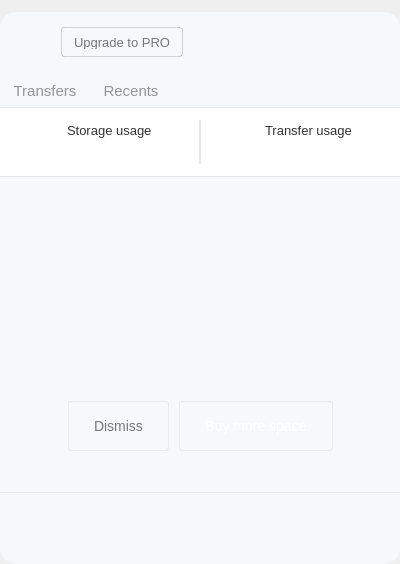
Before: the Qt Designer form src/MEGASync/gui/linux/InfoDialog.ui in meganz/MEGAsync, drawn with Qt 5.
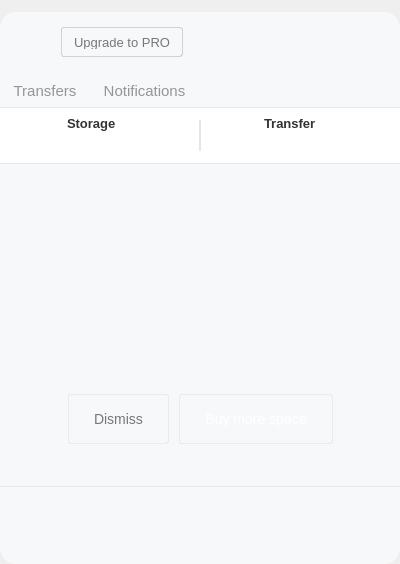
After: the same form once the commit is applied. The open tabs and pages were chosen to show the change. Icons and pictures are not drawn. Custom widgets are drawn as their Qt base class.

Commit message: update ui with latests changes for macos after merge

What changed in the file:
```diff
--- a/src/MEGASync/gui/linux/InfoDialog.ui
+++ b/src/MEGASync/gui/linux/InfoDialog.ui
@@ -26,279 +26,33 @@
    <string/>
   </property>
   <property name="styleSheet">
-   <string notr="true">#tTransfers, #tRecents
+   <string notr="true">#tTransfers, #tNotifications
 {
   font-family: &quot;Lato&quot;;
   font-size: 15px;
-  color: rgba(0, 0, 0, 40%);;
+  color: rgba(0, 0, 0, 40%);
   padding: 0px 8px 0px 8px;
   border: none;
 }
 
-#bAvatar, #bState, #bDotUsedQuota, #bDotUsedStorage, #bMEGAheader, #bClockDown, #bClockUp, #bOQIcon
+#bAvatar, #bState, #bMEGAheader, #bClockDown, #bClockUp, #bOQIcon, #bBusinessQuota, #bBusinessStorage
 {
 	border: none;
 }
 
-#lSyncUpdated
-{
-font-family: &quot;Source Sans Pro&quot;;
-font-size: 16px;
-color: rgba(51, 51, 51, 70%);
-}
-
-#sActiveTransfers
-{
-background-color: transparent;
-}
-
-#lQueued
-{
-color: rgb(102, 102, 102);
-}
-
-#lDownloads, #lUploads
-{
-    font-family: &quot;Source Sans Pro&quot;;
-    font-size: 13px;
-    color: #777777;
-    border: none;
-}
-
-#bUploads
-{
-color: rgb(102, 102, 102);
-}
-
-#bDownloads
-{
-color: rgb(102, 102, 102);
-}
-
-#lTotalUsed
-{
-font-size: 12px;
-}
-
-#lPercentageUsed
-{
-font-size: 12px;
-}
-
-#bOfficialWeb
-{
-font-size: 12px;
-}
-
-#lRemainingTimeD, #lRemainingTimeU
-{
-font-family: &quot;Source Sans Pro&quot;;
-font-size: 16px;
-color: #333333;
-}
-
-#lPercentageUsed
-{
-padding-right: 0px;
-}
-
 #wSeparator, #wSeparatorStats
 {
 background-color:  rgb(231, 231, 231);
 }
 
-QProgressBar#pUsageStorage, QProgressBar#pUsageQuota
-{
-background-color: #E6E6E6;
-border-radius: 2px;
-}
-
-QProgressBar#pUsageStorage[overquota=true], QProgressBar#pUsageQuota[overquota=true]
-{
-background-color: #EB4444;
-border-radius: 2px;
-}
-                                                            
-QProgressBar#pUsageStorage::chunk
-{
-background-color: #2BA6DE;
-border-top-left-radius: 2px;
-border-bottom-left-radius: 2px;
-}
-QProgressBar#pUsageQuota::chunk
-{
-background-color: #31B500;
-border-top-left-radius: 2px;
-border-bottom-left-radius: 2px;
-}
-
-QProgressBar#pUsageStorage::chunk[almostoq=true] {
-background-color: #FFA500;
-border-top-left-radius: 2px;
-border-bottom-left-radius: 2px;
-}
-
-QProgressBar#pUsageStorage::chunk[crossedge=true] {
-background-color: #EB4444;
-border-radius: 2px;
-}
-
-QProgressBar#pUsageQuota::chunk[crossedge=true]
-{
-background-color: #EB4444;
-border-radius: 2px;
-}
-
-QProgressBar#pUsageStorage::chunk[overquota=true] , QProgressBar#pUsageQuota::chunk[overquota=true]{
-background-color: #EB4444;
-border-radius: 2px;
-}
-
-#lHeader
-{
-	padding-top: 2px;
-}
-
-#lName
-{
-    font-family: &quot;Source Sans Pro&quot;;
-    font-size: 14px;
-    color: #666666;
-    border: none;
-}
-
-#bUpgrade[overquota=true]
-{
- background-color: qlineargradient(x1: 0, y1: 0, x2: 0, y2: 1,
-                                      stop: 0 #999999, stop: 1 #aaaaaa);
- border-radius: 3px;
- border: 1px solid rgba(0, 0, 0, 45%);
- padding: 7px 12px 7px 6px;
- font-family: &quot;Source Sans Pro&quot;;
- font-size: 13px;
- color: #ffffff;
-}
-#bUpgrade::hover[overquota=true]
-{
-  border: 1px solid rgba(0, 0, 0, 60%);
-  border-radius: 3px;
-  background-color: qlineargradient(x1: 0, y1: 0, x2: 0, y2: 1,
-                                      stop: 0 #999999, stop: 1 #aaaaaa);
-}
-
-#bUpgrade::pressed[overquota=true]
-{
-  border: 1px solid rgba(0, 0, 0, 60%);
-  border-radius: 3px;
-  background-color: rgba(0, 0, 0, 50%);
-}
-
-#bSyncFolder, #bUpgrade
-{
- background-color: qlineargradient(x1: 0, y1: 0, x2: 0, y2: 1,
-                                      stop: 0 #ffffff, stop: 1 #fafafa);
- border-radius: 3px;
- border: 1px solid rgba(0, 0, 0, 15%);
- padding: 7px 12px 7px 12px;
- font-family: &quot;Source Sans Pro&quot;;
- font-size: 13px;
- color: #777777;
-}
-
-#bDiscard
-{
-
- background-color: qlineargradient(x1: 0, y1: 0, x2: 0, y2: 1,
-                                      stop: 0 #ffffff, stop: 1 #fcfcfc);
- border-radius: 3px;
- border: 1px solid rgba(0, 0, 0, 5%);
- padding: 16px 25px 16px 25px;
- font-family: &quot;Source Sans Pro&quot;;
- font-size: 14px;
- color: #777777;
-
-}
-
-#bBuyQuota
-{
-
- background-color: qlineargradient(x1: 0, y1: 0, x2: 0, y2: 1,
-                                      stop: 0 #ff666b, stop: 1 #ec5257);
- border-radius: 3px;
- border: 1px solid rgba(0, 0, 0, 5%);
- padding: 16px 25px 16px 25px;
- font-family: &quot;Source Sans Pro&quot;;
- font-size: 14px;
- color: #ffffff;
-
-}
-
-#lOQTitle
-{
-	color: #333333;
-	font-family: &quot;Source Sans Pro&quot;;
-	font-size: 16px;
-}
-
-#lOQDesc
-{
-	color: #F0373A;
-	font-family: &quot;Source Sans Pro&quot;;
-	font-size: 14px;
-}
-
-
-#bSyncFolder:hover, #bUpgrade::hover
-{
-  border: 1px solid rgba(0, 0, 0, 20%);
-  border-radius: 3px;
-  background-color: qlineargradient(x1: 0, y1: 0, x2: 0, y2: 1,
-                                      stop: 0 #ffffff, stop: 1 #fafafa);
-
-}
-
-#bSyncFolder:pressed, #bUpgrade::pressed
-{
-  background-color: rgba(0, 0, 0, 10%);
-  border: 1px solid rgba(0, 0, 0, 20%);
-  border-radius: 3px;
-}
-
 #lTotalUsedStorage,  #lTotalUsedQuota
 {
-font-family: &quot;Source Sans Pro&quot;;
+font-family: &quot;Lato&quot;;
 font-size: 13px;
 font-weight: normal;
 border: none;
 color: #333333;
 }
-
-#lDisabled
-{
-  font-family: &quot;Source Sans Pro&quot;;
-  font-size: 18px;
-  color: rgba(51, 51, 51, 70%);
-}
-
-#lDescDisabled
-{
-  font-family: &quot;Source Sans Pros&quot;;
-  font-size: 13px;
-  color: #666666;
-}
-
-#lUploadToMegaDesc
-{
-	color: #333333;
-	font-family: &quot;Source Sans Pro&quot;;
-}
-
-#lSDKblock
-{
-	color: #333333;
-	font-family: &quot;Source Sans Pro&quot;;
-    font-size: 13px;
-}
 </string>
   </property>
   <property name="sizeGripEnabled">
@@ -483,7 +237,59 @@
                <bool>false</bool>
               </property>
               <property name="styleSheet">
-               <string notr="true"/>
+               <string notr="true">#bUpgrade[overquota=true]
+{
+ background-color: qlineargradient(x1: 0, y1: 0, x2: 0, y2: 1,
+                                      stop: 0 #999999, stop: 1 #aaaaaa);
+ border-radius: 3px;
+ border: 1px solid rgba(0, 0, 0, 45%);
+ padding: 7px 12px 7px 6px;
+ font-family: &quot;Lato&quot;;
+ font-size: 13px;
+ color: #ffffff;
+}
+#bUpgrade::hover[overquota=true]
+{
+  border: 1px solid rgba(0, 0, 0, 60%);
+  border-radius: 3px;
+  background-color: qlineargradient(x1: 0, y1: 0, x2: 0, y2: 1,
+                                      stop: 0 #999999, stop: 1 #aaaaaa);
+}
+
+#bUpgrade::pressed[overquota=true]
+{
+  border: 1px solid rgba(0, 0, 0, 60%);
+  border-radius: 3px;
+  background-color: rgba(0, 0, 0, 50%);
+}
+
+#bUpgrade
+{
+ background-color: qlineargradient(x1: 0, y1: 0, x2: 0, y2: 1,
+                                      stop: 0 #ffffff, stop: 1 #fafafa);
+ border-radius: 3px;
+ border: 1px solid rgba(0, 0, 0, 15%);
+ padding: 7px 12px 7px 12px;
+ font-family: &quot;Lato&quot;;
+ font-size: 13px;
+ color: #777777;
+}
+
+#bUpgrade::hover
+{
+  border: 1px solid rgba(0, 0, 0, 20%);
+  border-radius: 3px;
+  background-color: qlineargradient(x1: 0, y1: 0, x2: 0, y2: 1,
+                                      stop: 0 #ffffff, stop: 1 #fafafa);
+
+}
+
+#bUpgrade::pressed
+{
+  background-color: rgba(0, 0, 0, 10%);
+  border: 1px solid rgba(0, 0, 0, 20%);
+  border-radius: 3px;
+}</string>
               </property>
               <property name="text">
                <string>Upgrade to PRO</string>
@@ -908,9 +714,9 @@
                       </spacer>
                      </item>
                      <item>
-                      <widget class="QToolButton" name="tRecents">
+                      <widget class="QToolButton" name="tNotifications">
                        <property name="text">
-                        <string>Recents</string>
+                        <string>Notifications</string>
                        </property>
                       </widget>
                      </item>
@@ -959,6 +765,34 @@
              </widget>
             </item>
             <item>
+             <widget class="QStackedWidget" name="sTabs">
+              <property name="minimumSize">
+               <size>
+                <width>0</width>
+                <height>50</height>
+               </size>
+              </property>
+              <property name="currentIndex">
+               <number>1</number>
+              </property>
+              <widget class="QWidget" name="pTransfersTab">
+               <layout class="QVBoxLayout" name="verticalLayout_10">
+                <property name="spacing">
+                 <number>0</number>
+                </property>
+                <property name="leftMargin">
+                 <number>0</number>
+                </property>
+                <property name="topMargin">
+                 <number>0</number>
+                </property>
+                <property name="rightMargin">
+                 <number>0</number>
+                </property>
+                <property name="bottomMargin">
+                 <number>0</number>
+                </property>
+                <item>
              <widget class="QWidget" name="wUsageContainer" native="true">
               <property name="minimumSize">
                <size>
@@ -969,7 +803,7 @@
               <property name="maximumSize">
                <size>
                 <width>16777215</width>
-                <height>69</height>
+                    <height>16777215</height>
                </size>
               </property>
               <property name="styleSheet">
@@ -1010,7 +844,7 @@
                  </property>
                  <layout class="QHBoxLayout" name="horizontalLayout_3">
                   <property name="spacing">
-                   <number>7</number>
+                       <number>-1</number>
                   </property>
                   <property name="leftMargin">
                    <number>10</number>
@@ -1026,6 +860,12 @@
                   </property>
                   <item>
                    <widget class="QWidget" name="wStorageUsage" native="true">
+                        <property name="maximumSize">
+                         <size>
+                          <width>199</width>
+                          <height>16777215</height>
+                         </size>
+                        </property>
                     <layout class="QHBoxLayout" name="horizontalLayout_4">
                      <property name="spacing">
                       <number>5</number>
@@ -1043,7 +883,7 @@
                       <number>0</number>
                      </property>
                      <item>
-                      <widget class="CircularUsageProgressBar" name="wCircularStorage" native="true">
+                          <widget class="QStackedWidget" name="sStorage">
                        <property name="minimumSize">
                         <size>
                          <width>52</width>
@@ -1056,6 +896,72 @@
                          <height>44</height>
                         </size>
                        </property>
+                           <property name="currentIndex">
+                            <number>0</number>
+                           </property>
+                           <widget class="CircularUsageProgressBar" name="wCircularStorage">
+                            <property name="minimumSize">
+                             <size>
+                              <width>52</width>
+                              <height>44</height>
+                             </size>
+                            </property>
+                            <property name="maximumSize">
+                             <size>
+                              <width>52</width>
+                              <height>44</height>
+                             </size>
+                            </property>
+                           </widget>
+                           <widget class="QWidget" name="wBusinessStorage">
+                            <layout class="QHBoxLayout" name="horizontalLayout_10">
+                             <property name="spacing">
+                              <number>0</number>
+                             </property>
+                             <property name="leftMargin">
+                              <number>0</number>
+                             </property>
+                             <property name="topMargin">
+                              <number>0</number>
+                             </property>
+                             <property name="rightMargin">
+                              <number>0</number>
+                             </property>
+                             <property name="bottomMargin">
+                              <number>0</number>
+                             </property>
+                             <item>
+                              <widget class="QPushButton" name="bBusinessStorage">
+                               <property name="minimumSize">
+                                <size>
+                                 <width>44</width>
+                                 <height>44</height>
+                                </size>
+                               </property>
+                               <property name="maximumSize">
+                                <size>
+                                 <width>44</width>
+                                 <height>44</height>
+                                </size>
+                               </property>
+                               <property name="text">
+                                <string/>
+                               </property>
+                               <property name="icon">
+                                <iconset>
+                                 <normalon>:/images/storage_for_business.png</normalon>
+                                </iconset>
+                               </property>
+                               <property name="iconSize">
+                                <size>
+                                 <width>44</width>
+                                 <height>44</height>
+                                </size>
+                               </property>
+                              </widget>
+                             </item>
+                            </layout>
+                           </widget>
                       </widget>
                      </item>
                      <item>
@@ -1078,8 +984,17 @@
                         </property>
                         <item>
                          <widget class="QLabel" name="lTotalUsedStorage">
+                              <property name="styleSheet">
+                               <string notr="true">#lTotalUsedStorage
+{
+font-family: &quot;Lato&quot;;
+font-weight: bold;
+font-size: 13px;
+}
+</string>
+                              </property>
                           <property name="text">
-                           <string>Storage usage</string>
+                               <string>Storage</string>
                           </property>
                          </widget>
                         </item>
@@ -1098,8 +1013,12 @@
                            </size>
                           </property>
                           <property name="styleSheet">
-                           <string notr="true">color: rgba(0,0,0,0.3);
-font-size: 10px;
+                               <string notr="true">#lUsedStorage
+{
+color: #999999;
+font-size: 14px;
+font-family: &quot;Lato&quot;;
+}
 </string>
                           </property>
                           <property name="text">
@@ -1160,7 +1079,7 @@
                       <number>0</number>
                      </property>
                      <item>
-                      <widget class="CircularUsageProgressBar" name="wCircularQuota" native="true">
+                          <widget class="QStackedWidget" name="sQuota">
                        <property name="minimumSize">
                         <size>
                          <width>52</width>
@@ -1173,6 +1092,72 @@
                          <height>44</height>
                         </size>
                        </property>
+                           <property name="currentIndex">
+                            <number>1</number>
+                           </property>
+                           <widget class="CircularUsageProgressBar" name="wCircularQuota">
+                            <property name="minimumSize">
+                             <size>
+                              <width>52</width>
+                              <height>44</height>
+                             </size>
+                            </property>
+                            <property name="maximumSize">
+                             <size>
+                              <width>52</width>
+                              <height>44</height>
+                             </size>
+                            </property>
+                           </widget>
+                           <widget class="QWidget" name="wBusinessQuota">
+                            <layout class="QHBoxLayout" name="horizontalLayout_8">
+                             <property name="spacing">
+                              <number>0</number>
+                             </property>
+                             <property name="leftMargin">
+                              <number>0</number>
+                             </property>
+                             <property name="topMargin">
+                              <number>0</number>
+                             </property>
+                             <property name="rightMargin">
+                              <number>0</number>
+                             </property>
+                             <property name="bottomMargin">
+                              <number>0</number>
+                             </property>
+                             <item>
+                              <widget class="QPushButton" name="bBusinessQuota">
+                               <property name="minimumSize">
+                                <size>
+                                 <width>44</width>
+                                 <height>44</height>
+                                </size>
+                               </property>
+                               <property name="maximumSize">
+                                <size>
+                                 <width>44</width>
+                                 <height>44</height>
+                                </size>
+                               </property>
+                               <property name="text">
+                                <string/>
+                               </property>
+                               <property name="icon">
+                                <iconset>
+                                 <normalon>:/images/transfer_for_business.png</normalon>
+                                </iconset>
+                               </property>
+                               <property name="iconSize">
+                                <size>
+                                 <width>44</width>
+                                 <height>44</height>
+                                </size>
+                               </property>
+                              </widget>
+                             </item>
+                            </layout>
+                           </widget>
                       </widget>
                      </item>
                      <item>
@@ -1195,8 +1180,17 @@
                         </property>
                         <item>
                          <widget class="QLabel" name="lTotalUsedQuota">
+                              <property name="styleSheet">
+                               <string notr="true">#lTotalUsedQuota
+{
+font-family: &quot;Lato&quot;;
+font-weight: bold;
+font-size: 13px;
+}
+</string>
+                              </property>
                           <property name="text">
-                           <string>Transfer usage</string>
+                               <string>Transfer</string>
                           </property>
                          </widget>
                         </item>
@@ -1215,8 +1209,12 @@
                            </size>
                           </property>
                           <property name="styleSheet">
-                           <string notr="true">color: rgba(0,0,0,0.3);
-font-size: 10px;</string>
+                               <string notr="true">#lUsedQuota
+{
+color: #999999;
+font-size: 14px;
+font-family: &quot;Lato&quot;;
+}</string>
                           </property>
                           <property name="text">
                            <string/>
@@ -1251,9 +1249,6 @@
                  </property>
                 </widget>
                </item>
-              </layout>
-             </widget>
-            </item>
             <item>
              <widget class="QStackedWidget" name="sActiveTransfers">
               <property name="minimumSize">
@@ -1269,7 +1264,10 @@
                </size>
               </property>
               <property name="styleSheet">
-               <string notr="true"/>
+                      <string notr="true">#sActiveTransfers
+{
+background-color: transparent;
+}</string>
               </property>
               <property name="currentIndex">
                <number>0</number>
@@ -1342,8 +1340,7 @@
                      </size>
                     </property>
                     <property name="styleSheet">
-                     <string notr="true">padding-top: 26px;
-border: none;</string>
+                            <string notr="true">border: none;</string>
                     </property>
                     <property name="text">
                      <string/>
@@ -1402,9 +1399,16 @@
                    </size>
                   </property>
                   <property name="styleSheet">
-                   <string notr="true">margin-top: 20px;
+                          <string notr="true">#lUploadToMegaDesc
+{
+margin-top: 10px;
 margin-left: 20px;
-margin-right: 20px;</string>
+margin-right: 20px;
+color: #3C434D;
+font-family: &quot;Lato&quot;;
+font-size: 16px;
+}
+</string>
                   </property>
                   <property name="text">
                    <string>Upload to MEGA now</string>
@@ -1589,6 +1593,14 @@
                        <height>16777215</height>
                       </size>
                      </property>
+                            <property name="styleSheet">
+                             <string notr="true">#lOQTitle
+{
+	color: #333333;
+  font-family: &quot;Lato&quot;;
+	font-size: 16px;
+}</string>
+                            </property>
                      <property name="text">
                       <string/>
                      </property>
@@ -1602,6 +1614,15 @@
                    </item>
                    <item>
                     <widget class="QLabel" name="lOQDesc">
+                            <property name="styleSheet">
+                             <string notr="true">#lOQDesc
+{
+	color: #F0373A;
+  font-family: &quot;Lato&quot;;
+	font-size: 14px;
+}
+</string>
+                            </property>
                      <property name="text">
                       <string/>
                      </property>
@@ -1661,6 +1682,20 @@
                        <height>50</height>
                       </size>
                      </property>
+                            <property name="styleSheet">
+                             <string notr="true">#bDiscard
+{
+
+ background-color: qlineargradient(x1: 0, y1: 0, x2: 0, y2: 1,
+                                      stop: 0 #ffffff, stop: 1 #fcfcfc);
+ border-radius: 3px;
+ border: 1px solid rgba(0, 0, 0, 5%);
+ padding: 16px 25px 16px 25px;
+ font-family: &quot;Lato&quot;;
+ font-size: 14px;
+ color: #777777;
+}</string>
+                            </property>
                      <property name="text">
                       <string>Dismiss</string>
                      </property>
@@ -1680,6 +1715,20 @@
                        <height>50</height>
                       </size>
                      </property>
+                            <property name="styleSheet">
+                             <string notr="true">#bBuyQuota
+{
+
+ background-color: qlineargradient(x1: 0, y1: 0, x2: 0, y2: 1,
+                                      stop: 0 #ff666b, stop: 1 #ec5257);
+ border-radius: 3px;
+ border: 1px solid rgba(0, 0, 0, 5%);
+ padding: 16px 25px 16px 25px;
+ font-family: &quot;Lato&quot;;
+ font-size: 14px;
+ color: #ffffff;
+}</string>
+                            </property>
                      <property name="text">
                       <string>Buy more space</string>
                      </property>
@@ -1754,6 +1803,14 @@
          </item>
         </layout>
        </widget>
+              <widget class="QWidget" name="pNotificationsTab"/>
+             </widget>
+            </item>
+           </layout>
+          </widget>
+         </item>
+        </layout>
+       </widget>
       </item>
      </layout>
     </widget>
@@ -1880,6 +1937,14 @@
             </property>
             <item>
              <widget class="QLabel" name="lSDKblock">
+              <property name="styleSheet">
+               <string notr="true">#lSDKblock
+{
+	color: #333333;
+  font-family: &quot;Lato&quot;;
+  font-size: 13px;
+}</string>
+              </property>
               <property name="text">
                <string/>
               </property>
@@ -1947,7 +2012,7 @@
               </property>
               <property name="sizeHint" stdset="0">
                <size>
-                <width>0</width>
+                <width>40</width>
                 <height>20</height>
                </size>
               </property>
```
Lines whose indentation alone changed are shown as unchanged. The commit also changes 1 other file.
